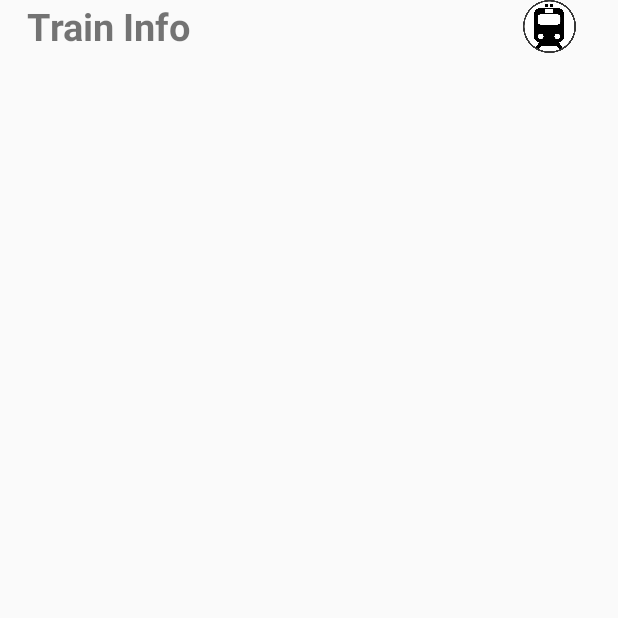
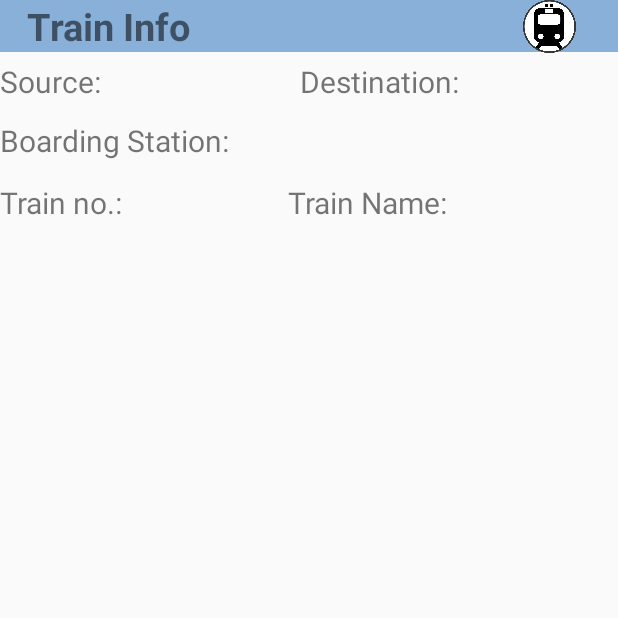
Before and after one commit to Useless2k18/Railway, an Android app: the Book_Ticket screen opened directly, with no data from a screen before it, on a phone screen of 412 x 824 dp, the top half of it. Run offline under Robolectric (Android 15) with nearby library versions, the phone set to English and light mode, and no system bars; Roboto replaces fonts that are not available here.

Commit message:
change in book ticket layout
Train info space provided

```diff
--- a/TicketChecker/app/src/main/res/layout/activity_book__ticket.xml
+++ b/TicketChecker/app/src/main/res/layout/activity_book__ticket.xml
@@ -14,6 +14,7 @@
         android:layout_alignParentTop="true"
         android:text="   Train Info"
         android:textSize="25dp"
+        android:background="#88b0d9"
         android:textStyle="bold" />
 
     <ImageView
@@ -24,4 +25,67 @@
         android:layout_alignParentEnd="true"
         android:layout_marginEnd="28dp"
         app:srcCompat="@drawable/trainvector" />
+
+    <TextView
+        android:id="@+id/textView13"
+        android:layout_width="match_parent"
+        android:layout_height="203dp"
+        android:layout_below="@+id/imageView"
+        android:layout_alignParentStart="true"
+        android:layout_marginStart="0dp"
+        android:layout_marginTop="5dp" />
+
+    <TextView
+        android:id="@+id/textView15"
+        android:layout_width="wrap_content"
+        android:layout_height="wrap_content"
+        android:layout_alignTop="@+id/textView13"
+        android:layout_alignParentStart="true"
+        android:text="Source:"
+        android:textSize="20dp" />
+
+    <TextView
+        android:id="@+id/textView16"
+        android:layout_width="wrap_content"
+        android:layout_height="wrap_content"
+        android:layout_alignTop="@+id/textView13"
+        android:layout_alignParentEnd="true"
+        android:layout_marginTop="0dp"
+        android:layout_marginEnd="106dp"
+        android:text="Destination:"
+        android:textSize="20dp" />
+
+    <TextView
+        android:id="@+id/textView18"
+        android:layout_width="wrap_content"
+        android:layout_height="wrap_content"
+        android:layout_alignParentStart="true"
+        android:layout_alignParentTop="true"
+        android:layout_marginStart="0dp"
+        android:layout_marginTop="80dp"
+        android:text="Boarding Station:"
+        android:textSize="20dp" />
+
+    <TextView
+        android:id="@+id/textView19"
+        android:layout_width="wrap_content"
+        android:layout_height="wrap_content"
+        android:layout_alignParentStart="true"
+        android:layout_alignParentTop="true"
+        android:layout_marginStart="0dp"
+        android:layout_marginTop="121dp"
+        android:text="Train no.:"
+        android:textSize="20dp" />
+
+    <TextView
+        android:id="@+id/textView21"
+        android:layout_width="wrap_content"
+        android:layout_height="wrap_content"
+        android:layout_alignTop="@+id/textView19"
+        android:layout_alignParentEnd="true"
+        android:layout_marginTop="0dp"
+        android:layout_marginEnd="113dp"
+        android:text="Train Name:"
+        android:textSize="20dp" />
+
 </RelativeLayout>
```
